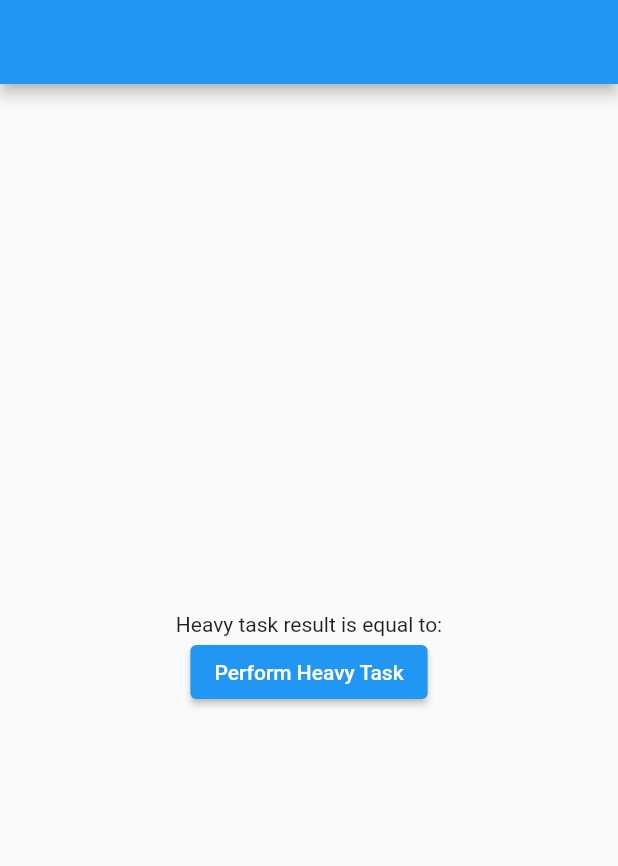
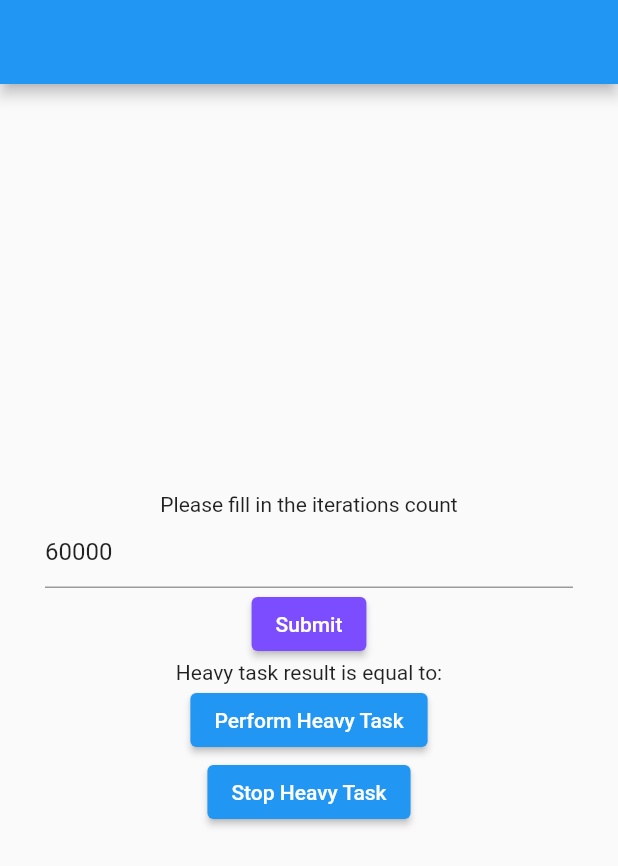
Before and after one commit to OliaProtsenko/Olha_Protsenko_FlutterBaseCampFall2021_Hometasks, a Flutter app: the MyHomePage screen opened directly with empty values, on a phone screen of 412 x 824 dp. Shown: the top 866 px of the screen. Run offline on Flutter 3.47's test engine with Material 2 defaults, Android fonts, the phone set to English and light mode, and no system bars; our stand-ins replace flutter_bloc.

Commit message:
Implement the BLoC pattern 1. Provide iterationsCount from UI(not default value) 2. Add button “Stop Heavy Task” to terminate operation 3. Then the task is stopped and displays “Stopped” instead of the generated String.

```diff
--- a/lib/hash_calculator/heavy_task_performer.dart
+++ b/lib/hash_calculator/heavy_task_performer.dart
@@ -1,3 +1,4 @@
 abstract class HeavyTaskPerformer {
-  Future<String>doSomeHeavyWork();
+  Future<String>doSomeHeavyWork(int iterationsCount);
+void terminateSomeHeavyWork();
 }
--- a/lib/main.dart
+++ b/lib/main.dart
@@ -1,12 +1,19 @@
 import 'package:flutter/material.dart';
+import 'package:lecture_2_hometask_starter/constants.dart';
 import 'package:lecture_2_hometask_starter/hash_calculator/heavy_task_performer.dart';
-import 'package:lecture_2_hometask_starter/hash_calculator/main_isolate_task_performer.dart';
 import 'package:lecture_2_hometask_starter/hash_calculator/spawned_isolate_task_performer.dart';
+import 'package:flutter_bloc/flutter_bloc.dart';
+
+class CounterCubit extends Cubit<int> {
+  CounterCubit() : super(DefaultIterationsCount);
+
+  void changeIterationsCount(int newCount) => emit(newCount);
+}
 
 void main() {
   runApp(
     MyApp(
-      taskPerformer:   SpawnedIsolateTaskPerformer(),
+      taskPerformer: SpawnedIsolateTaskPerformer(),
     ),
   );
 }
@@ -26,9 +33,12 @@ class MyApp extends StatelessWidget {
       theme: ThemeData(
         primarySwatch: Colors.blue,
       ),
-      home: MyHomePage(
+      home: BlocProvider(
+        create: (_) => CounterCubit(),
+        child: MyHomePage(
           title: 'Flutter Demo Home Page',
           taskPerformer: taskPerformer,
+        ),
       ),
     );
   }
@@ -64,21 +74,24 @@ class _MyHomePageState extends State<MyHomePage> {
           child: Column(
             mainAxisAlignment: MainAxisAlignment.center,
             children: <Widget>[
+              Text('Please fill in the iterations count'),
+              FormWidget(),
               Text(
                 'Heavy task result is equal to: $heavyTaskResult',
                 textAlign: TextAlign.center,
               ),
               isPerformingTask
                   ? const CircularProgressIndicator()
-                  : ElevatedButton(
+                  : BlocBuilder<CounterCubit, int>(
+                      builder: (context, count) => ElevatedButton(
                             onPressed: () async {
                               setState(() {
                                 isPerformingTask = true;
                                 heavyTaskResult = '';
                               });
 
-                        final taskResult =
-                            await widget.taskPerformer.doSomeHeavyWork();
+                              final taskResult = await widget.taskPerformer
+                                  .doSomeHeavyWork(count);
 
                               setState(() {
                                 isPerformingTask = false;
@@ -86,7 +99,12 @@ class _MyHomePageState extends State<MyHomePage> {
                               });
                             },
                             child: const Text('Perform Heavy Task'),
-                    ),
+                          )),
+              ElevatedButton(
+                  onPressed: () {
+                    widget.taskPerformer.terminateSomeHeavyWork();
+                  },
+                  child: const Text('Stop Heavy Task'))
             ],
           ),
         ),
@@ -94,3 +112,42 @@ class _MyHomePageState extends State<MyHomePage> {
     );
   }
 }
+
+class FormWidget extends StatefulWidget {
+  const FormWidget({Key? key}) : super(key: key);
+
+  @override
+  _FormWidgetState createState() => _FormWidgetState();
+}
+
+class _FormWidgetState extends State<FormWidget> {
+  final _formKey = GlobalKey<FormState>();
+
+  @override
+  Widget build(BuildContext context) {
+    return Form(
+      key: this._formKey,
+      child: Column(children: <Widget>[
+        TextFormField(
+            initialValue: DefaultIterationsCount.toString(),
+            onSaved: (value) => context
+                .read<CounterCubit>()
+                .changeIterationsCount(int.parse(value!))),
+        ElevatedButton(
+          style: ButtonStyle(
+            backgroundColor:
+                MaterialStateProperty.all<Color>(Colors.deepPurpleAccent),
+          ),
+          child: Text('Submit'),
+          onPressed: () {
+            if (this._formKey.currentState!.validate()) {
+              setState(() {
+                this._formKey.currentState!.save();
+              });
+            }
+          },
+        ),
+      ]),
+    );
+  }
+}
--- a/pubspec.yaml
+++ b/pubspec.yaml
@@ -35,6 +35,7 @@ dependencies:
   # The following adds the Cupertino Icons font to your application.
   # Use with the CupertinoIcons class for iOS style icons.
   cupertino_icons: ^1.0.2
+  flutter_bloc: ^7.3.2
 
 dev_dependencies:
   flutter_test:
```
Also changed, not shown: lib/hash_calculator/compute_heavy_task_performer.dart (+9 -7 lines), lib/hash_calculator/main_isolate_task_performer.dart (+6 -3 lines), lib/hash_calculator/spawned_isolate_task_performer.dart (+8 -5 lines), pubspec.lock. Lines whose indentation alone changed are shown as unchanged.
